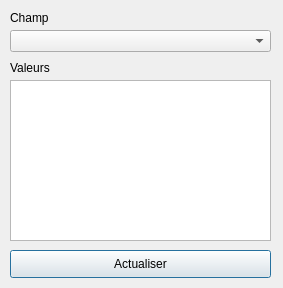
The window that choix_widgets.ui (IGNF/jeux-attributs-qgis-plugin) describes before a commit, drawn with Qt 5.
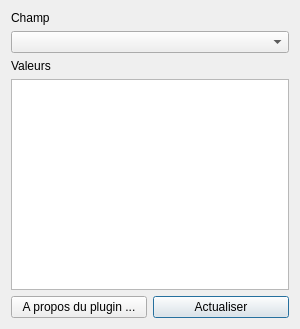
The same window after the commit. Icons and pictures are not drawn.

Diff of the .ui file:
```diff
--- a/choix_widgets.ui
+++ b/choix_widgets.ui
@@ -6,20 +6,20 @@
    <rect>
     <x>0</x>
     <y>0</y>
-    <width>283</width>
-    <height>288</height>
+    <width>300</width>
+    <height>329</height>
    </rect>
   </property>
   <property name="minimumSize">
    <size>
-    <width>283</width>
+    <width>0</width>
     <height>288</height>
    </size>
   </property>
   <property name="maximumSize">
    <size>
-    <width>283</width>
-    <height>288</height>
+    <width>300</width>
+    <height>500</height>
    </size>
   </property>
   <property name="windowTitle">
@@ -29,65 +29,46 @@
    <iconset>
     <normaloff>icons/icon_principal.PNG</normaloff>icons/icon_principal.PNG</iconset>
   </property>
+  <layout class="QGridLayout" name="gridLayout_2">
+   <item row="0" column="0">
+    <layout class="QGridLayout" name="gridLayout">
+     <item row="4" column="0" colspan="2">
+      <widget class="QListWidget" name="listattributs"/>
+     </item>
+     <item row="5" column="1">
   <widget class="QPushButton" name="pushButtonOk">
-   <property name="geometry">
-    <rect>
-     <x>10</x>
-     <y>250</y>
-     <width>261</width>
-     <height>28</height>
-    </rect>
-   </property>
    <property name="text">
     <string>Actualiser</string>
    </property>
   </widget>
-  <widget class="QListWidget" name="listattributs">
-   <property name="geometry">
-    <rect>
-     <x>10</x>
-     <y>80</y>
-     <width>261</width>
-     <height>161</height>
-    </rect>
-   </property>
-  </widget>
-  <widget class="QComboBox" name="comboBoxchamps">
-   <property name="geometry">
-    <rect>
-     <x>10</x>
-     <y>30</y>
-     <width>261</width>
-     <height>22</height>
-    </rect>
-   </property>
-  </widget>
+     </item>
+     <item row="5" column="0">
+      <widget class="QPushButton" name="pushButton_apropos">
+       <property name="text">
+        <string>A propos du plugin ...</string>
+       </property>
+      </widget>
+     </item>
+     <item row="2" column="0" colspan="2">
+      <widget class="QComboBox" name="comboBoxchamps"/>
+     </item>
+     <item row="1" column="0" colspan="2">
   <widget class="QLabel" name="label_2">
-   <property name="geometry">
-    <rect>
-     <x>10</x>
-     <y>10</y>
-     <width>121</width>
-     <height>16</height>
-    </rect>
-   </property>
    <property name="text">
     <string>Champ</string>
    </property>
   </widget>
+     </item>
+     <item row="3" column="0" colspan="2">
   <widget class="QLabel" name="label_3">
-   <property name="geometry">
-    <rect>
-     <x>10</x>
-     <y>60</y>
-     <width>55</width>
-     <height>16</height>
-    </rect>
-   </property>
    <property name="text">
     <string>Valeurs</string>
    </property>
   </widget>
+     </item>
+    </layout>
+   </item>
+  </layout>
  </widget>
  <resources/>
  <connections/>
```
Lines whose indentation alone changed are shown as unchanged.
